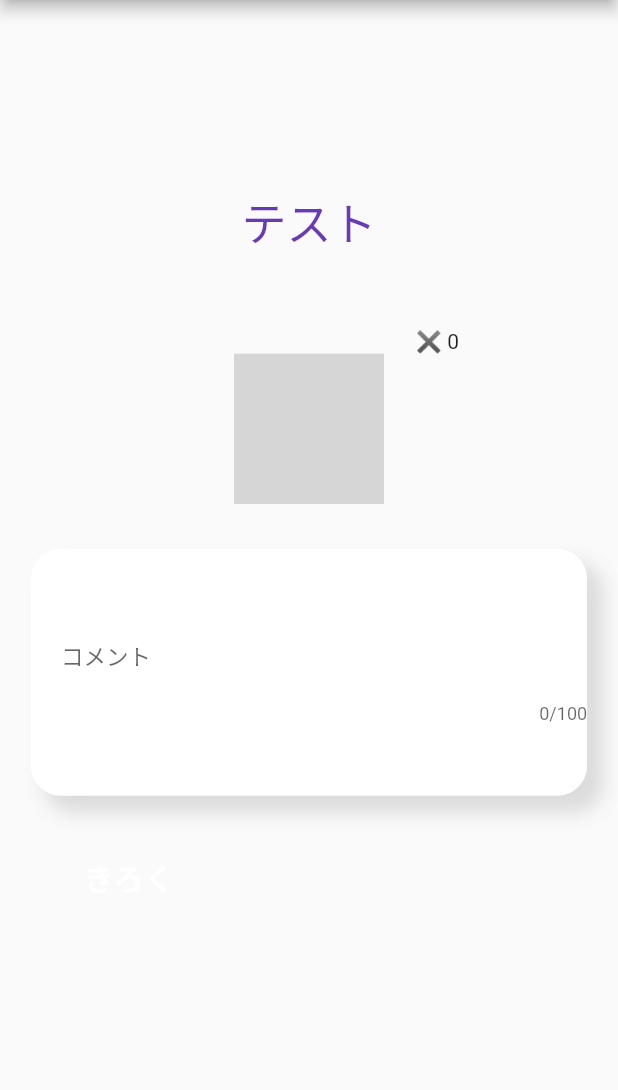
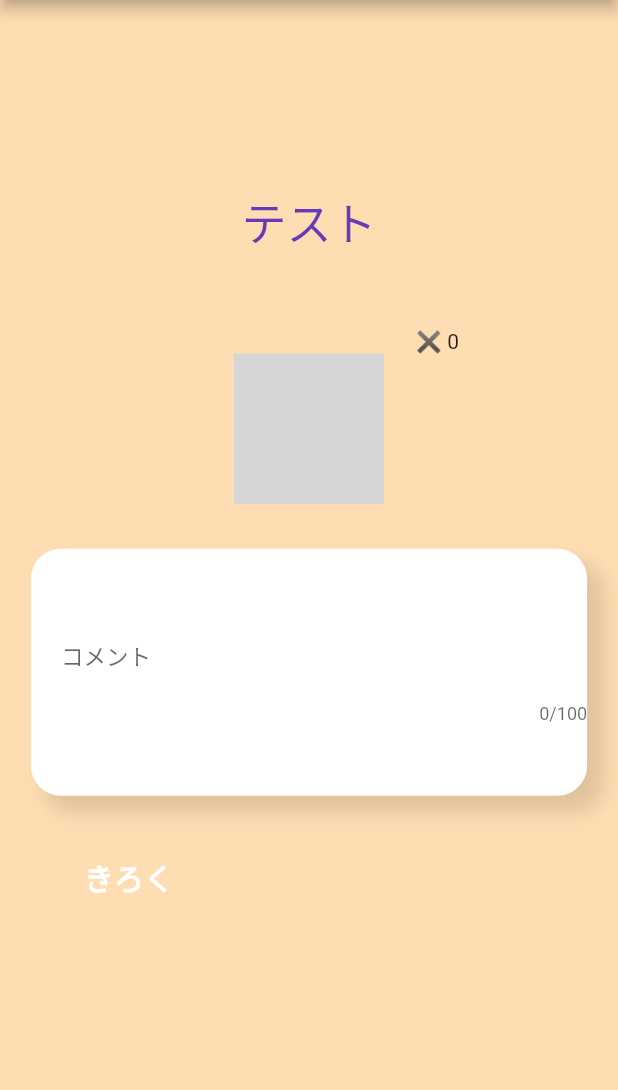
Before and after one commit to youten410/me-good, a Flutter app: the screen it shows after launch, on a phone screen of 412 x 824 dp, the part 146-1236 px from its top. Run offline on Flutter 3.47's test engine with Material 2 defaults, Android fonts, the phone set to English and light mode, and no system bars; our stand-ins replace cloud_firestore, firebase_core, go_router, table_calendar; missing offline and left inert: flat_3d_button, pushable_button; accounts and stored records are empty; grey boxes are pictures that could not be loaded.

Commit message:
update : backgoundカラーの変更

```diff
--- a/lib/screens/good_screen.dart
+++ b/lib/screens/good_screen.dart
@@ -42,6 +42,7 @@ class _GoodScreenState extends State<GoodScreen> {
   @override
   Widget build(BuildContext context) {
     return Scaffold(
+              backgroundColor: HSLColor.fromAHSL(1.0, 33, 1.0, 0.85).toColor(),
       body: Column(
         mainAxisAlignment: MainAxisAlignment.center,
         children: [
```
